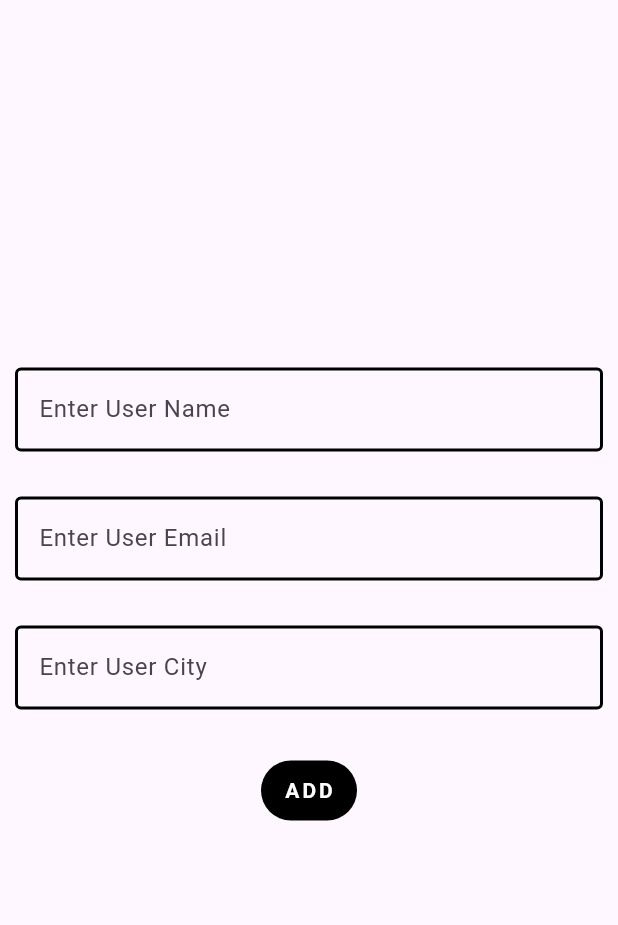
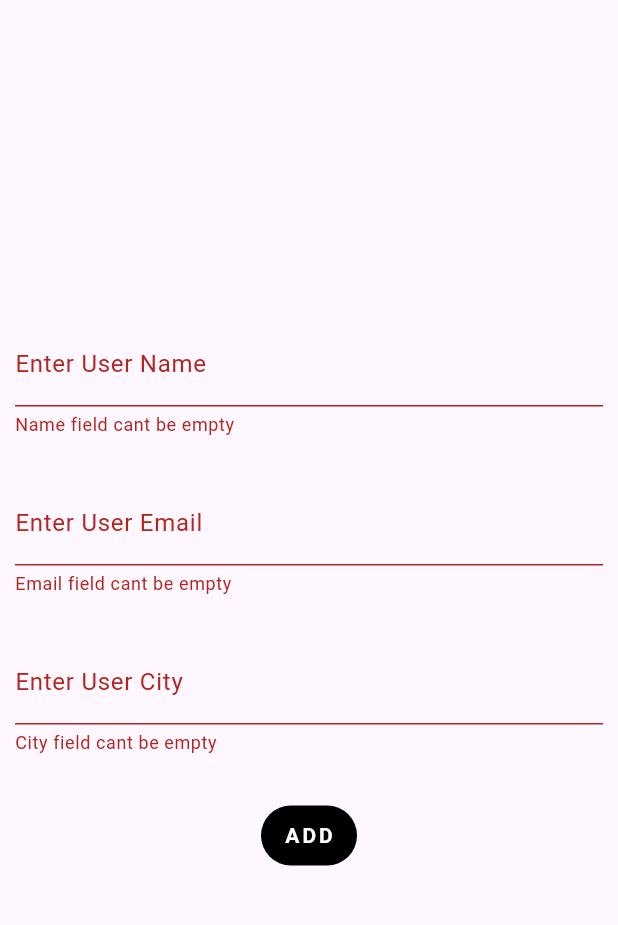
Before and after one commit to Haseeb1389446/Flutter, a Flutter app: the AddUser screen opened by its route, after a tap on "ADD", on a phone screen of 412 x 824 dp, the part 63-988 px from its top. Run offline on Flutter 3.47's test engine with Material 3 defaults, Android fonts, the light colour scheme and no system bars; our stand-ins replace cloud_firestore, firebase_auth, firebase_core, icons_plus; missing offline and left inert: flutter_core_ui; accounts and stored records are empty.

Commit message:
flutter practice

```diff
--- a/flutter_crud/lib/main.dart
+++ b/flutter_crud/lib/main.dart
@@ -2,6 +2,7 @@ import 'package:firebase_core/firebase_core.dart';
 import 'package:flutter/material.dart';
 import 'package:flutter_crud/firebase_options.dart';
 import 'package:flutter_crud/screens/adduser.dart';
+import 'package:flutter_crud/screens/getuser.dart';
 
 void main(){
 
@@ -14,6 +15,6 @@ void main(){
 
   runApp(MaterialApp(
     initialRoute: "",
-    routes: {"": (context) => AddUser()},
+    routes: {"": (context) => GetUser(), "add": (context) => AddUser()},
   ));
 }
--- a/flutter_crud/lib/screens/adduser.dart
+++ b/flutter_crud/lib/screens/adduser.dart
@@ -1,7 +1,15 @@
+import 'package:cloud_firestore/cloud_firestore.dart';
 import 'package:flutter/material.dart';
 
 class AddUser extends StatelessWidget {
-  const AddUser({super.key});
+  AddUser({super.key});
+
+  TextEditingController nameController = TextEditingController();
+  TextEditingController emailController = TextEditingController();
+  TextEditingController cityController = TextEditingController();
+
+  final FirebaseFirestore database = FirebaseFirestore.instance;
+  final GlobalKey<FormState> formkey = GlobalKey<FormState>();
 
   @override
   Widget build(BuildContext context) {
@@ -10,6 +18,7 @@ class AddUser extends StatelessWidget {
         title: Text("User Crud"),
       ),
       body: Form(
+        key: formkey,
         child: Column(
           mainAxisAlignment: MainAxisAlignment.center,
           spacing: 30,
@@ -17,6 +26,16 @@ class AddUser extends StatelessWidget {
             Padding(
               padding: const EdgeInsets.symmetric(horizontal: 10),
               child: TextFormField(
+                  validator: (value) {
+                    if(value!.isEmpty) {
+                      return "Name field cant be empty";
+                    }
+                    else if(value.length < 3){
+                      return "Name Field Must Have 3 character";
+                    }
+                    return null;
+                  },
+                  controller: nameController,
                 decoration: InputDecoration(
                   label: Text("Enter User Name"),
                   enabledBorder: OutlineInputBorder(
@@ -37,6 +56,16 @@ class AddUser extends StatelessWidget {
             Padding(
               padding: const EdgeInsets.symmetric(horizontal: 10),
               child: TextFormField(
+                  validator: (value) {
+                    if(value!.isEmpty) {
+                      return "Email field cant be empty";
+                    }
+                    else if(!value.contains('@')){
+                      return "Email Field Must Have @ Symbol";
+                    }
+                    return null;
+                  },
+                  controller: emailController,
                 decoration: InputDecoration(
                   label: Text("Enter User Email"),
                   enabledBorder: OutlineInputBorder(
@@ -57,6 +86,13 @@ class AddUser extends StatelessWidget {
             Padding(
               padding: const EdgeInsets.symmetric(horizontal: 10),
               child: TextFormField(
+                  validator: (value) {
+                    if(value!.isEmpty) {
+                      return "City field cant be empty";
+                    }
+                    return null;
+                  },
+                  controller: cityController,
                 decoration: InputDecoration(
                   label: Text("Enter User City"),
                   enabledBorder: OutlineInputBorder(
@@ -81,7 +117,17 @@ class AddUser extends StatelessWidget {
                   foregroundColor: Colors.white,
                   backgroundColor: Colors.black
                 ),
-                onPressed: (){}, child: Text("ADD", style: TextStyle(fontWeight: FontWeight.bold, letterSpacing: 2),)),
+                onPressed: (){
+                  if(formkey.currentState!.validate()){
+                    database.collection("Users").add({
+                      "userName": nameController.text,
+                      "userEmail": emailController.text,
+                      "userCity": cityController.text,
+                  });
+                    ScaffoldMessenger.of(context).showSnackBar(SnackBar(content: Text("User has been added Succesfully")));
+                  }
+                },
+                child: Text("ADD", style: TextStyle(fontWeight: FontWeight.bold, letterSpacing: 2),)),
             )
           ],
         ),
--- a/flutter_crud/pubspec.yaml
+++ b/flutter_crud/pubspec.yaml
@@ -35,6 +35,7 @@ dependencies:
   # Use with the CupertinoIcons class for iOS style icons.
   cupertino_icons: ^1.0.8
   firebase_core: ^4.0.0
+  cloud_firestore: ^6.0.0
 
 dev_dependencies:
   flutter_test:
```
Also changed, not shown: flutter_crud/lib/screens/getuser.dart (added, +28 -0 lines), flutter_crud/pubspec.lock, 3 other files.
